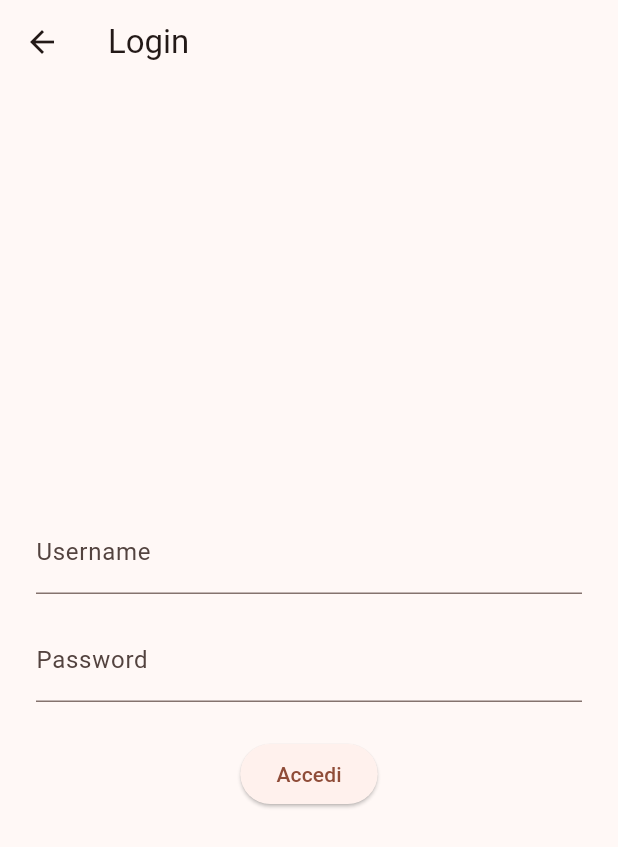
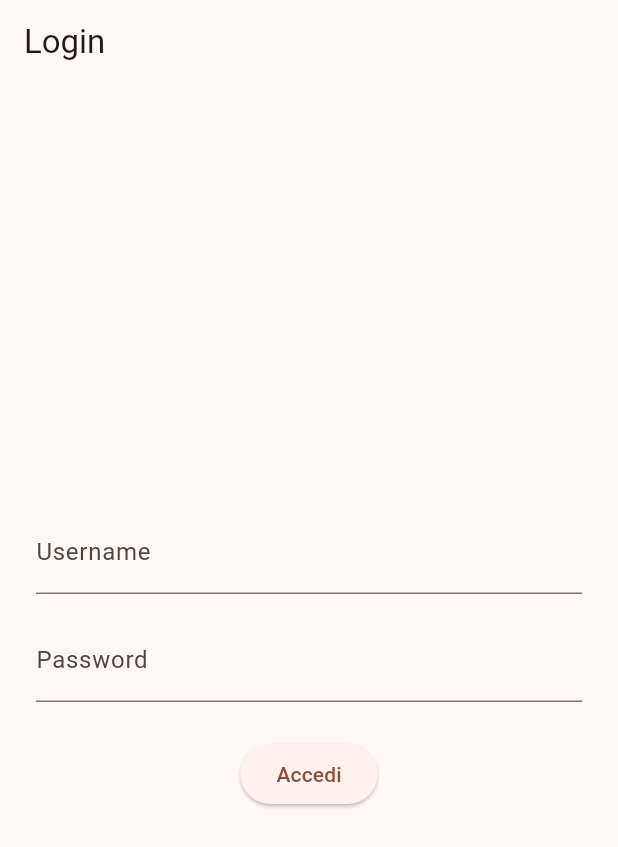
Before and after one commit to vigno003/cart_express, a Flutter app: the screen it shows after launch, on a phone screen of 412 x 824 dp. Shown: the top 847 px of the screen. Run offline on Flutter 3.47's test engine with Material 3 defaults, Android fonts, the phone set to English and light mode, and no system bars; our stand-ins replace shared_preferences; accounts and stored records are empty; network calls fail.

Commit message:
small bug fix

```diff
--- a/lib/views/login_view.dart
+++ b/lib/views/login_view.dart
@@ -43,7 +43,10 @@ class _LoginViewState extends State<LoginView> {
   @override
   Widget build(BuildContext context) {
     return Scaffold(
-      appBar: AppBar(title: const Text('Login')),
+      appBar: AppBar(
+        title: const Text('Login'),
+        automaticallyImplyLeading: false,
+      ),
       body: Consumer<LoginViewModel>(
         builder: (context, vm, _) {
           if (vm.loading) {
```
